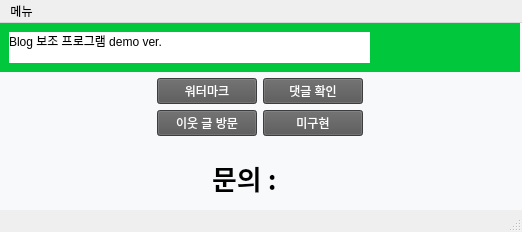
Qt form resources/MainWidget.ui (jihan-jinhee/blogHelper) before a commit.
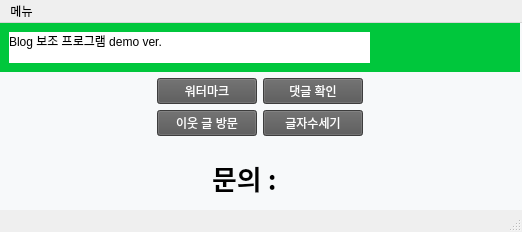
The same form after that commit. Icons and pictures are not drawn.

Commit message: 1. 글자수세기 기능 추가.

The edit to the form file:
```diff
--- a/resources/MainWidget.ui
+++ b/resources/MainWidget.ui
@@ -144,7 +144,7 @@
 font: 9pt &quot;나눔고딕 ExtraBold&quot;;</string>
            </property>
            <property name="text">
-            <string>미구현</string>
+            <string>글자수세기</string>
            </property>
           </widget>
          </item>
```
Left out of the diff: 2 changed lines with no effect on the pictures. The commit also changes 3 other files.
